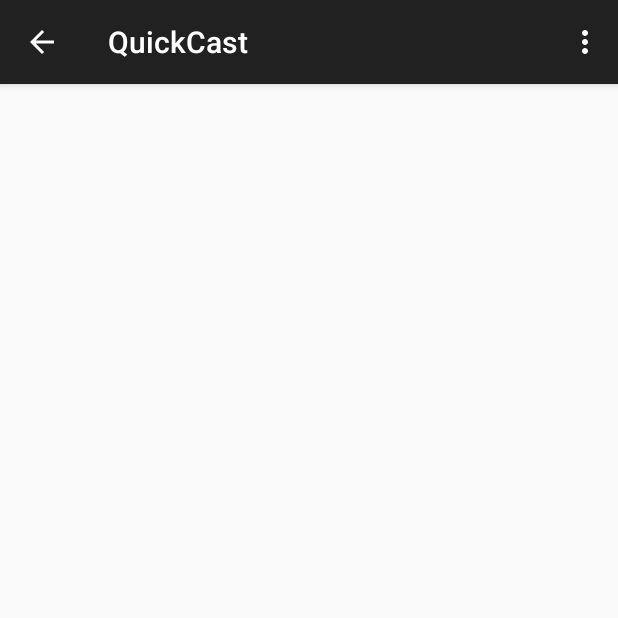
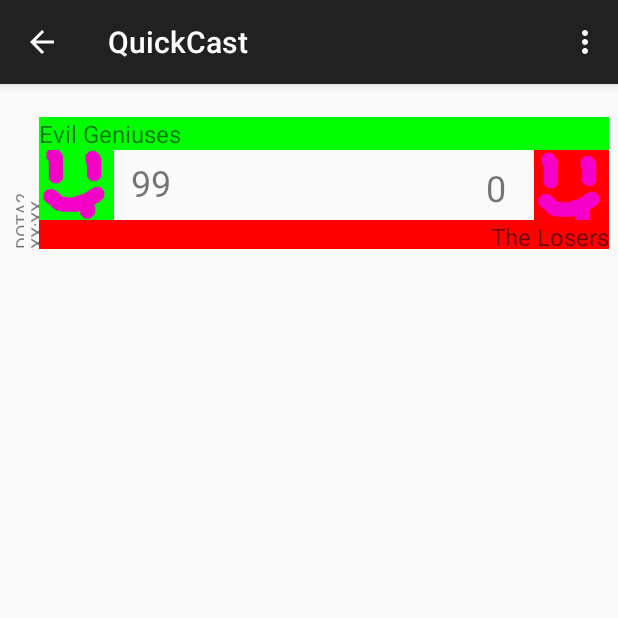
Before and after one commit to VimWizardVersace/Quickcast, an Android app: the screen it shows after launch (HubActivity), in the options menu, after a tap on "Settings", on a phone screen of 412 x 824 dp, the top half of it. Run offline under Robolectric (Android 15) with nearby library versions, the phone set to English and light mode, and no system bars; 2 statements that could not run were skipped.

Commit message:
fixed the overview fragment, added \'about\' page, added empty drilldown

```diff
--- /dev/null
+++ b/front_end/app/src/main/java/com/rcos/unonu/quickcast/DrilldownActivity.java
@@ -0,0 +1,17 @@
+package com.rcos.unonu.quickcast;
+
+import android.app.ListActivity;
+import android.content.Intent;
+import android.support.v7.app.AppCompatActivity;
+import android.os.Bundle;
+
+public class DrilldownActivity extends ListActivity {
+
+    @Override
+    protected void onCreate(Bundle savedInstanceState) {
+        super.onCreate(savedInstanceState);
+        setContentView(R.layout.activity_drilldown);
+
+        Intent intent = getIntent();
+    }
+}
--- a/front_end/app/src/main/java/com/rcos/unonu/quickcast/HubActivity.java
+++ b/front_end/app/src/main/java/com/rcos/unonu/quickcast/HubActivity.java
@@ -1,28 +1,13 @@
 package com.rcos.unonu.quickcast;
 
-import android.app.Activity;
+import android.os.Bundle;
+import android.app.Fragment;
+import android.app.FragmentManager;
+import android.support.v4.widget.DrawerLayout;
+import android.support.v7.app.ActionBar;
 import android.support.v7.app.AppCompatActivity;
-import android.support.v7.app.ActionBar;
-import android.support.v4.app.Fragment;
-import android.support.v4.app.FragmentManager;
-import android.content.Context;
-import android.os.Build;
-import android.os.Bundle;
-import android.view.Gravity;
-import android.view.LayoutInflater;
 import android.view.Menu;
 import android.view.MenuItem;
-import android.view.View;
-import android.view.ViewGroup;
-import android.support.v4.widget.DrawerLayout;
-import android.widget.ArrayAdapter;
-import android.widget.ListAdapter;
-import android.widget.ListView;
-import android.widget.TextView;
-
-import org.json.JSONException;
-
-import java.util.ArrayList;
 
 public class HubActivity extends AppCompatActivity
 		implements NavigationDrawerFragment.NavigationDrawerCallbacks {
@@ -50,19 +35,35 @@ public class HubActivity extends AppCompatActivity
 
 		// Set up the drawer.
 		mNavigationDrawerFragment.setUp(
-				R.id.navigation_drawer,
-				(DrawerLayout) findViewById(R.id.drawer_layout));
+                R.id.navigation_drawer,
+                (DrawerLayout) findViewById(R.id.drawer_layout));
 
 
 	}
 
 	@Override
 	public void onNavigationDrawerItemSelected(int position) {
+		FragmentManager fragmentManager = getFragmentManager();
+
+        Fragment fragment;
 		// update the main content by replacing fragments
-		//FragmentManager fragmentManager = getSupportFragmentManager();
-		//fragmentManager.beginTransaction()
-		//		.replace(R.id.container, OverviewListFragment.newInstance(position + 1))
-		//		.commit();
+        switch (position) {
+        	case 0:
+				fragment = new OverviewListFragment();
+				break;
+			case 1:
+				fragment = new SettingsFragment();
+				break;
+			case 2:
+				fragment = new AboutFragment();
+				break;
+            default:
+                fragment = new OverviewListFragment();
+		}
+
+		fragmentManager.beginTransaction()
+						.replace(R.id.container, fragment)
+						.commit();
 	}
 
 	public void onSectionAttached(int number) {
@@ -114,55 +115,4 @@ public class HubActivity extends AppCompatActivity
 
 		return super.onOptionsItemSelected(item);
 	}
-
-
-	// /**
-	//  * A placeholder fragment containing a simple view.
-	//  */
-	// public class PlaceholderFragment extends Fragment {
-	// 	/**
-	// 	 * The fragment argument representing the section number for this
-	// 	 * fragment.
-	// 	 */
-	// 	private final String ARG_SECTION_NUMBER = "section_number";
-
-	// 	private ListProvider mainListProvider;
-
-	// 	/**
-	// 	 * Returns a new instance of this fragment for the given section
-	// 	 * number.
-	// 	 */
-	// 	public PlaceholderFragment newInstance(int sectionNumber) {
-	// 		PlaceholderFragment fragment = new PlaceholderFragment();
-	// 		Bundle args = new Bundle();
-	// 		args.putInt(ARG_SECTION_NUMBER, sectionNumber);
-	// 		fragment.setArguments(args);
-	// 		return fragment;
-	// 	}
-
-	// 	public PlaceholderFragment() {
-	// 	}
-
-	// 	@Override
-	// 	public View onCreateView(LayoutInflater inflater, ViewGroup container,
-	// 							 Bundle savedInstanceState) {
-	// 		View rootView = inflater.inflate(R.layout.fragment_hub, container, false);
-
-
-	// 		return rootView;
-	// 	}
-
-	// 	@Override
-	// 	public void onAttach(Activity activity) {
-	// 		super.onAttach(activity);
-	// 		((HubActivity) activity).onSectionAttached(
-	// 				getArguments().getInt(ARG_SECTION_NUMBER));
-	// 	}
-
-	// 	public void refreshMatchList() throws JSONException {
-	// 		/* MAKE API CALL TO GET_RECENT_MATCHES */
-	// 		mainListProvider.setElements( "{ \"abcdefg\" : { \"start time\" : 1111111, \"sport\" : \"DOTA2\", \"teams\" : [ \"Evil Geniuses\", \"111111\", \"The Losers\", \"222222\"], \"score\" : [99, 0],\"series\" : [ 1, 0, 3]}}"/*RESPONSE*/ );
-	// 	}
-	// }
-
 }
--- a/front_end/app/src/main/java/com/rcos/unonu/quickcast/ListProvider.java
+++ b/front_end/app/src/main/java/com/rcos/unonu/quickcast/ListProvider.java
@@ -1,6 +1,7 @@
 package com.rcos.unonu.quickcast;
 
 import android.content.Context;
+import android.util.Log;
 import android.view.LayoutInflater;
 import android.view.View;
 import android.view.ViewGroup;
@@ -37,14 +38,15 @@ public class ListProvider extends ArrayAdapter<ListElement> {
 	private Context context;
 	private ArrayList<ListElement> elements;
 
-	public ListProvider(Context context) {
-		super(context, -1);
-		this.elements = new ArrayList<ListElement>();
+	public ListProvider(Context context, ArrayList<ListElement> list) {
+		super(context, -1, list);
+		this.elements = list;
 		this.context = context;
 	}
 
 	public int setElements(String blob) throws JSONException {
-		this.elements = new ArrayList<ListElement>();
+        Log.d(" QUICKCAST!!!!", "heyyyyyo " + this.elements.size());
+		this.elements.clear();
 		JSONObject matches = new JSONObject(blob);
 
 		Iterator<String> ids = matches.keys();
@@ -52,6 +54,9 @@ public class ListProvider extends ArrayAdapter<ListElement> {
 			String id = ids.next();
 			this.elements.add(new ListElement(id, matches.getJSONObject(id)));
 		}
+        this.notifyDataSetChanged();
+
+        Log.d(" QUICKCAST!!!!", "helloooo " + this.elements.size());
 		return this.elements.size();
 	}
 
@@ -77,8 +82,8 @@ public class ListProvider extends ArrayAdapter<ListElement> {
 		timeLabel.setText("XX:XX");
 		team_1Label.setText(elementData.team1);
 		team_2Label.setText(elementData.team2);
-		score_1Label.setText(elementData.score1);
-		score_2Label.setText(elementData.score2);
+		score_1Label.setText(Integer.toString(elementData.score1));
+		score_2Label.setText(Integer.toString(elementData.score2));
 
 		return element;
 	}
--- a/front_end/app/src/main/java/com/rcos/unonu/quickcast/OverviewListFragment.java
+++ b/front_end/app/src/main/java/com/rcos/unonu/quickcast/OverviewListFragment.java
@@ -1,33 +1,34 @@
 package com.rcos.unonu.quickcast;
 
 import android.app.Activity;
+import android.content.Intent;
+import android.os.Bundle;
 import android.app.ListFragment;
-import android.content.Context;
-import android.os.Bundle;
+import android.util.Log;
 import android.view.LayoutInflater;
 import android.view.View;
 import android.view.ViewGroup;
-import android.widget.ArrayAdapter;
-import android.widget.ImageView;
-import android.widget.TextView;
+import android.widget.ListView;
 
 import org.json.JSONException;
-import org.json.JSONObject;
-import org.json.JSONArray;
 
 import java.util.ArrayList;
-import java.util.Iterator;
 
 public class OverviewListFragment extends ListFragment {
 
 	private ListProvider mListProvider;
+    private int sortMethod;
 
-	public OverviewListFragment newInstance(int sectionNumber) {
-		OverviewListFragment fragment = new OverviewListFragment();
-		// Bundle args = new Bundle();
-		// args.putInt(mNumber, sectionNumber);
-		// fragment.setArguments(args);
-		return fragment;
+    public OverviewListFragment() {
+        sortMethod = 1;
+    }
+
+	@Override
+	public View onCreateView(LayoutInflater inflater, ViewGroup container,
+							 Bundle savedInstanceState) {
+		View rootView = inflater.inflate(R.layout.fragment_overview_list, container, false);
+
+		return rootView;
 	}
 
 	@Override
@@ -35,15 +36,22 @@ public class OverviewListFragment extends ListFragment {
 		super.onActivityCreated(savedInstanceState);
 
 		// Construct the Provider
-		mListProvider = new ListProvider(getActivity());
+		mListProvider = new ListProvider(getActivity(), new ArrayList<ListElement>());
 
 		try {
 			mListProvider.setElements( "{ \"abcdefg\" : { \"start time\" : 1111111, \"sport\" : \"DOTA2\", \"teams\" : [ \"Evil Geniuses\", \"111111\", \"The Losers\", \"222222\"], \"score\" : [99, 0],\"series\" : [ 1, 0, 3]}}"/*RESPONSE*/ );
 		} catch (JSONException e) {
 			e.printStackTrace();
 		}
+        Log.d(" QUICKCAST!!!!", "This happens " + mListProvider.getCount());
 
 		setListAdapter(mListProvider);
+	}
+
+	@Override
+	public void onListItemClick(ListView l, View v, int position, long id) {
+		Intent intent = new Intent(getActivity(), DrilldownActivity.class);
+		startActivity(intent);
 	}
 
 	@Override
@@ -54,6 +62,6 @@ public class OverviewListFragment extends ListFragment {
 
 	public void refreshMatchList() throws JSONException {
 		/* MAKE API CALL TO GET_RECENT_MATCHES */
-		mListProvider.setElements( "{ \"abcdefg\" : { \"start time\" : 1111111, \"sport\" : \"DOTA2\", \"teams\" : [ \"Evil Geniuses\", \"111111\", \"The Losers\", \"222222\"], \"score\" : [99, 0],\"series\" : [ 1, 0, 3]}}"/*RESPONSE*/ );
+		mListProvider.setElements("{ \"abcdefg\" : { \"start time\" : 1111111, \"sport\" : \"DOTA2\", \"teams\" : [ \"Evil Geniuses\", \"111111\", \"The Losers\", \"222222\"], \"score\" : [99, 0],\"series\" : [ 1, 0, 3]}}"/*RESPONSE*/);
 	}
 }
--- /dev/null
+++ b/front_end/app/src/main/res/layout/fragment_overview_list.xml
@@ -0,0 +1,22 @@
+<RelativeLayout xmlns:android="http://schemas.android.com/apk/res/android"
+                xmlns:tools="http://schemas.android.com/tools"
+                android:layout_width="match_parent"
+                android:layout_height="match_parent"
+                android:paddingTop="@dimen/activity_vertical_margin"
+                android:paddingBottom="@dimen/activity_vertical_margin"
+              tools:context=".OverviewListFragment">
+                <ListView
+                    android:layout_width="wrap_content"
+                    android:layout_height="wrap_content"
+                    android:id="@android:id/list"
+                    android:layout_gravity="left|center_vertical"
+                    android:clickable="true"/>
+
+                <TextView
+                    android:layout_width="wrap_content"
+                    android:layout_height="wrap_content"
+                    android:layout_centerVertical="true"
+                    android:layout_centerHorizontal="true"
+                    android:text="No Recent Matches"
+                    android:id="@android:id/empty"/>
+</RelativeLayout>
--- a/front_end/app/src/main/res/menu/hub.xml
+++ b/front_end/app/src/main/res/menu/hub.xml
@@ -1,8 +1,6 @@
 <menu xmlns:android="http://schemas.android.com/apk/res/android"
     xmlns:app="http://schemas.android.com/apk/res-auto"
     xmlns:tools="http://schemas.android.com/tools" tools:context=".HubActivity">
-    <item android:id="@+id/action_example" android:title="@string/action_example"
-        app:showAsAction="withText|ifRoom" />
     <item android:id="@+id/action_settings" android:title="@string/action_settings"
         android:orderInCategory="100" app:showAsAction="never" />
 </menu>
--- a/front_end/app/src/main/res/values/strings.xml
+++ b/front_end/app/src/main/res/values/strings.xml
@@ -1,9 +1,14 @@
 <resources>
     <string name="app_name">QuickCast</string>
 
-    <string name="title_section1">Section 1</string>
-    <string name="title_section2">Section 2</string>
-    <string name="title_section3">Section 3</string>
+    <string name="title_section1">Scores</string>
+    <string name="title_section2">Settings</string>
+    <string name="title_section3">About?</string>
+
+    <string name="sort_method0">Following</string>
+    <string name="sort_method1">Live Now</string>
+    <string name="sort_method2">Recent</string>
+    <string name="sort_method3">DOTA 2</string>
 
     <string name="navigation_drawer_open">Open navigation drawer</string>
     <string name="navigation_drawer_close">Close navigation drawer</string>
@@ -11,4 +16,5 @@
     <string name="action_example">Example action</string>
 
     <string name="action_settings">Settings</string>
+    <string name="no_recent_matches">No Recent Matches</string>
 </resources>
```
Also changed, not shown: front_end/app/src/main/AndroidManifest.xml (+8 -1 lines), front_end/app/src/main/java/com/rcos/unonu/quickcast/AboutFragment.java (added, +34 -0 lines), front_end/app/src/main/java/com/rcos/unonu/quickcast/NavigationDrawerFragment.java (+4 -4 lines), front_end/app/src/main/java/com/rcos/unonu/quickcast/SettingsFragment.java (added, +33 -0 lines), front_end/app/src/main/res/layout/activity_drilldown.xml (added, +33 -0 lines), front_end/app/src/main/res/layout/fragment_about.xml (added, +28 -0 lines), front_end/app/src/main/res/layout/fragment_hub.xml (deleted, +0 -20 lines), front_end/app/src/main/res/layout/fragment_settings.xml (added, +7 -0 lines).
